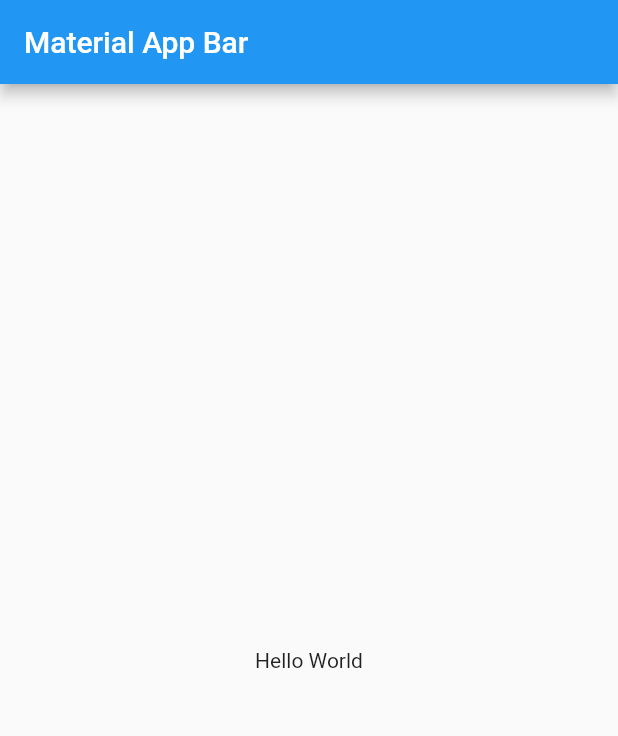
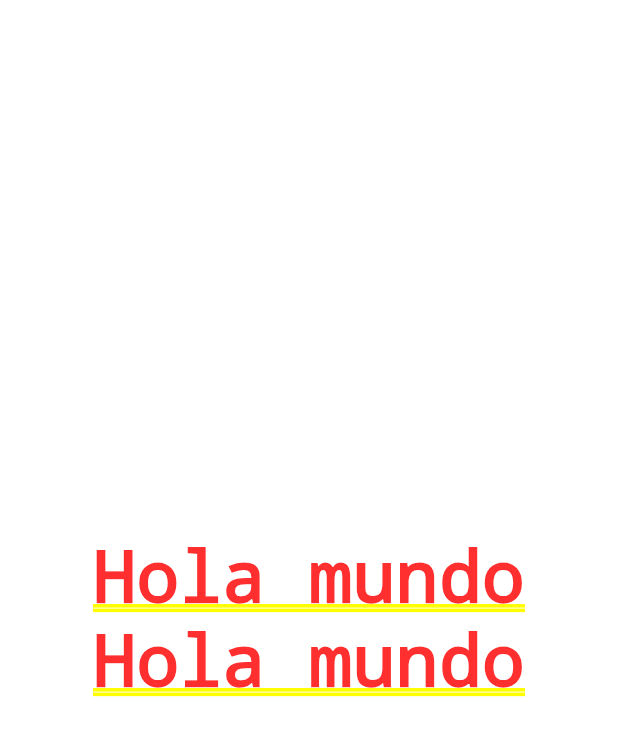
Before and after one commit to juanfranciscocis/Building_Layouts, a Flutter app: the screen it shows after launch, on a phone screen of 412 x 824 dp. Shown: the top 736 px of the screen. Run offline on Flutter 3.47's test engine with Material 2 defaults, Android fonts, the phone set to English and light mode, and no system bars.

Commit message:
WIDGETS NO METHODS

```diff
--- a/lib/main.dart
+++ b/lib/main.dart
@@ -1,3 +1,4 @@
+import 'package:building_layouts/widgets/widgets.dart';
 import 'package:flutter/material.dart';
 
 void main(){
@@ -14,14 +15,7 @@ class MyApp extends StatelessWidget{
     return MaterialApp(
       debugShowCheckedModeBanner: false,
       title: 'Material App',
-      home: Scaffold(
-        appBar: AppBar(
-          title: const Text('Material App Bar'),
-        ),
-        body: const Center(
-          child: Text('Hello World'),
-        ),
-      ),
+      home: TempHomeScreen()
     );
   }
 
--- /dev/null
+++ b/lib/widgets/temp_home_screen.dart
@@ -0,0 +1,18 @@
+import 'package:flutter/cupertino.dart';
+
+class TempHomeScreen extends StatelessWidget {
+  const TempHomeScreen({
+    Key? key,
+  }) : super(key: key);
+
+  @override
+  Widget build(BuildContext context) {
+    return Column(
+      mainAxisAlignment: MainAxisAlignment.center,
+      children: [
+        Text('Hola mundo'),
+        Text('Hola mundo'),
+      ],
+    );
+  }
+}
--- /dev/null
+++ b/lib/widgets/widgets.dart
@@ -0,0 +1 @@
+export 'package:building_layouts/widgets/temp_home_screen.dart';
```
Also changed, not shown: 1 other file.
